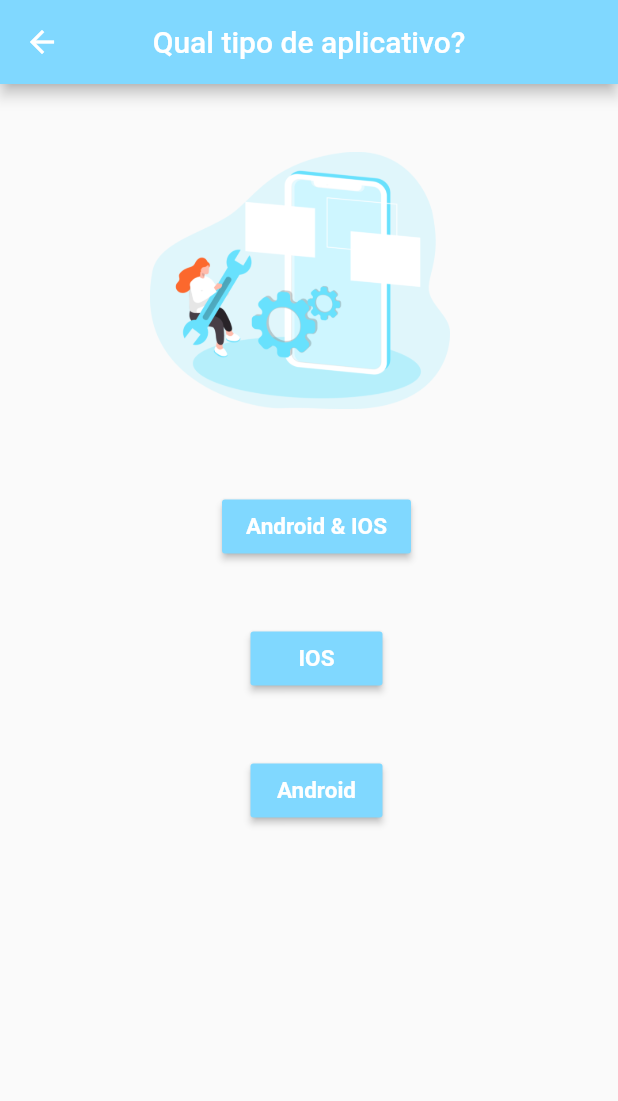
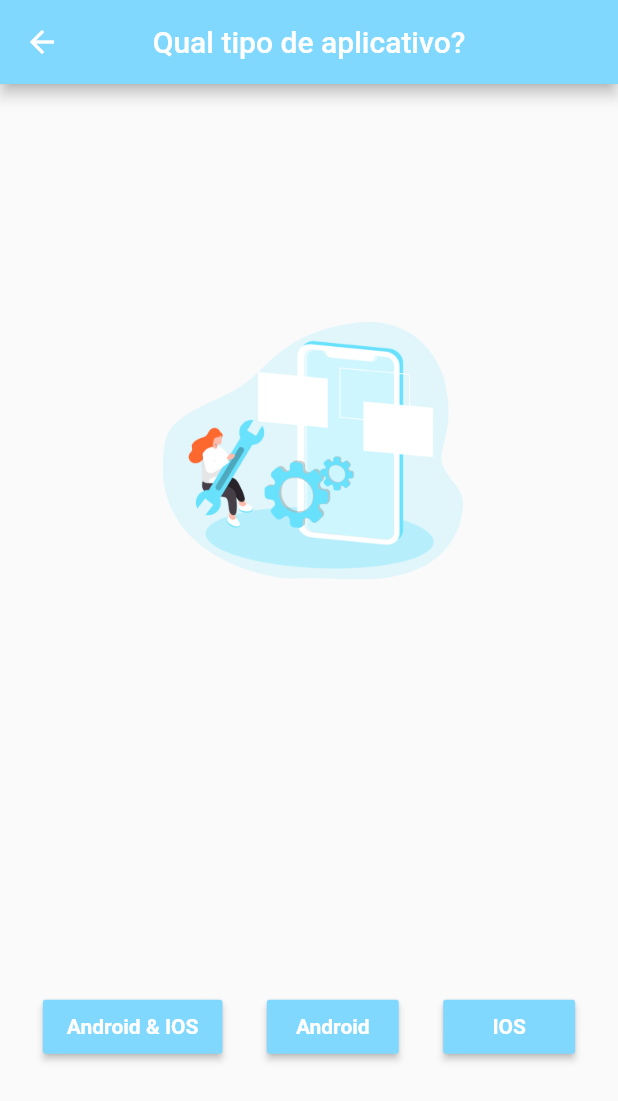
Before and after one commit to atilasn/Valor-Apk, a Flutter app: the screen it shows after launch, in the side drawer, after a tap on "Orçamentos", on a phone screen of 412 x 824 dp. Shown: the top 1101 px of the screen. Run offline on Flutter 3.47's test engine with Material 2 defaults, Android fonts, the phone set to English and light mode, and no system bars.

Commit message:
ajuste em todas telas.

```diff
--- a/lib/Pages/Preciso_Login.dart
+++ b/lib/Pages/Preciso_Login.dart
@@ -19,7 +19,7 @@ class _Precisa_LoginState extends State<Precisa_Login> {
         body: Container(
           margin: EdgeInsets.only(left: 10, right: 10, top: 30),
           child: Column(
-            mainAxisAlignment: MainAxisAlignment.start,
+            mainAxisAlignment: MainAxisAlignment.spaceEvenly,
             children: [
               Padding(
                 padding: const EdgeInsets.only(top: 30, left: 5),
--- a/lib/Pages/android_iso.dart
+++ b/lib/Pages/android_iso.dart
@@ -1,7 +1,5 @@
 import 'package:flutter/material.dart';
 import 'package:valor_app/Pages/Interface.dart';
-
-
 
 class android_iso extends StatefulWidget {
   @override
@@ -19,12 +17,12 @@ class _android_isoState extends State<android_iso> {
             title: Text("Qual tipo de aplicativo?")),
         body: Container(
           child: Column(
+            mainAxisAlignment: MainAxisAlignment.spaceEvenly,
             children: [
-              SizedBox(height: 1),
-              Row(
+              Column(
                 children: [
                   Padding(
-                    padding: const EdgeInsets.only( top:30,left: 100),
+                    padding: const EdgeInsets.only(top: 30, left: 5),
                     child: Image.asset(
                       "assets/sistema.png",
                       height: 200,
@@ -34,62 +32,70 @@ class _android_isoState extends State<android_iso> {
                 ],
               ),
               SizedBox(height: 30),
-
+              Row(
+                mainAxisAlignment: MainAxisAlignment.spaceEvenly,
+                children: <Widget>[
                   Padding(
-                padding: const EdgeInsets.only(top: 10, left: 20,right: 10),
+                    padding: const EdgeInsets.all(1),
                     child: RaisedButton(
                       color: Colors.lightBlueAccent[100],
-                  child: const Text(
+                      child: Text(
                         'Android & IOS',
                         style: TextStyle(
-                      fontSize: 15,
+                          fontSize: 14,
                           fontWeight: FontWeight.bold,
                           color: Colors.white,
                         ),
                       ),
                       onPressed: () {
-                    Navigator.push(context,
-                        MaterialPageRoute(builder: (context) => InterFace()));
+                        Navigator.push(
+                            context,
+                            MaterialPageRoute(
+                                builder: (context) => InterFace()));
                       },
                     ),
                   ),
-              SizedBox(height: 30),
                   Padding(
-                padding: const EdgeInsets.only(top: 10, left: 20,right: 10),
+                    padding: const EdgeInsets.all(1),
                     child: RaisedButton(
                       color: Colors.lightBlueAccent[100],
-                  child: const Text(
-                    'IOS',
+                      child: Text(
+                        'Android',
                         style: TextStyle(
-                      fontSize: 15,
+                          fontSize: 14,
                           fontWeight: FontWeight.bold,
                           color: Colors.white,
                         ),
                       ),
                       onPressed: () {
-                    Navigator.push(context,
-                        MaterialPageRoute(builder: (context) => InterFace()));
+                        Navigator.push(
+                            context,
+                            MaterialPageRoute(
+                                builder: (context) => InterFace()));
                       },
                     ),
                   ),
-              SizedBox(height: 30),
                   Padding(
-                padding: const EdgeInsets.only(top: 10, left: 20,right: 10),
+                    padding: const EdgeInsets.all(1),
                     child: RaisedButton(
                       color: Colors.lightBlueAccent[100],
-                  child: const Text(
-                    'Android',
+                      child: Text(
+                        'IOS',
                         style: TextStyle(
-                      fontSize: 15,
+                          fontSize: 14,
                           fontWeight: FontWeight.bold,
                           color: Colors.white,
                         ),
                       ),
                       onPressed: () {
-                    Navigator.push(context,
-                        MaterialPageRoute(builder: (context) => InterFace()));
+                        Navigator.push(
+                            context,
+                            MaterialPageRoute(
+                                builder: (context) => InterFace()));
                       },
                     ),
+                  ),
+                ],
               ),
             ],
           ),
--- a/lib/Pages/dashboard.dart
+++ b/lib/Pages/dashboard.dart
@@ -47,9 +47,8 @@ class _DashboardState extends State<Dashboard> {
             children: <Widget>[
               UserAccountsDrawerHeader(
                 decoration: BoxDecoration(color: Colors.lightBlueAccent[100]),
-                accountName: new Text('                           Bem Vindo '),
-                accountEmail:
-                    new Text('           Quanto custa criar um App ?'),
+                accountName: new Text('Bem Vindo '),
+                accountEmail: new Text('Quanto custa criar um App ?'),
               ),
               ListTile(
                 leading: Icon(Icons.add_to_photos),
@@ -113,7 +112,7 @@ class _DashboardState extends State<Dashboard> {
                 ),
                 SizedBox(height: 20),
                 Row(
-                  mainAxisAlignment: MainAxisAlignment.spaceAround,
+                  mainAxisAlignment: MainAxisAlignment.spaceEvenly,
                   children: <Widget>[
                     Padding(
                       padding: const EdgeInsets.only(
@@ -136,10 +135,10 @@ class _DashboardState extends State<Dashboard> {
                   ],
                 ),
                 Row(
-                  mainAxisAlignment: MainAxisAlignment.spaceAround,
+                  mainAxisAlignment: MainAxisAlignment.spaceEvenly,
                   children: <Widget>[
                     Padding(
-                      padding: const EdgeInsets.only(right: 1),
+                      padding: const EdgeInsets.only(right: 10),
                       child: Text(
                         'Orçamentos',
                         style: TextStyle(
@@ -153,7 +152,7 @@ class _DashboardState extends State<Dashboard> {
                 ),
                 SizedBox(height: 20),
                 Row(
-                  mainAxisAlignment: MainAxisAlignment.spaceAround,
+                  mainAxisAlignment: MainAxisAlignment.spaceEvenly,
                   children: <Widget>[
                     Padding(
                       padding: const EdgeInsets.only(
@@ -177,10 +176,10 @@ class _DashboardState extends State<Dashboard> {
                 ),
                 SizedBox(height: 10),
                 Row(
-                  mainAxisAlignment: MainAxisAlignment.spaceAround,
+                  mainAxisAlignment: MainAxisAlignment.spaceEvenly,
                   children: <Widget>[
                     Padding(
-                      padding: const EdgeInsets.only(right: 1),
+                      padding: const EdgeInsets.only(right: 10),
                       child: Text(
                         'Contatos',
                         style: TextStyle(
--- a/lib/Pages/integracao_Web.dart
+++ b/lib/Pages/integracao_Web.dart
@@ -20,7 +20,7 @@ class _Integracao_Web extends State<Integracao_Web> {
         body: Container(
           margin: EdgeInsets.only(left: 10, right: 10, top: 30),
           child: Column(
-            mainAxisAlignment: MainAxisAlignment.start,
+            mainAxisAlignment: MainAxisAlignment.spaceEvenly,
             children: [
               Padding(
                 padding: const EdgeInsets.only(top: 30, left: 5),
```
Also changed, not shown: lib/Pages/Contatos.dart (+11 -14 lines), lib/Pages/Interface.dart (+6 -5 lines), lib/Pages/Perfil.dart (+5 -13 lines), lib/Pages/Resultado.dart (+5 -5 lines), lib/Pages/idioma.dart (+6 -6 lines). Lines whose indentation alone changed are shown as unchanged.
